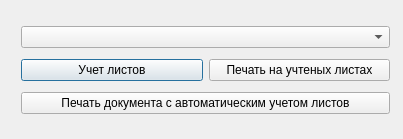
Qt form safeFatPrinter/trunk/ui/startdlg.ui (sobiron236/cupsfilter) before a commit.
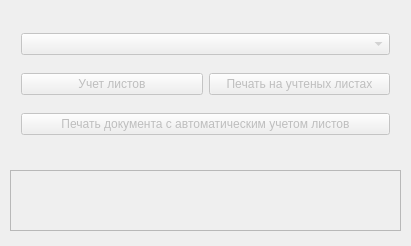
The same form after that commit.

Commit message: Добавил третью кнопку по просьбам трудящихся По идее алгоритм работы такой Учет листов и затем сразу же печать документа, между этими двумя событиями пользователю должно показаться окошко с требованием перевернуть пачку листов и информацией о количестве успешно распечатанных листов (обратных сторон с штампом учета)

What changed in the file:
```diff
--- a/safeFatPrinter/trunk/ui/startdlg.ui
+++ b/safeFatPrinter/trunk/ui/startdlg.ui
@@ -6,8 +6,8 @@
    <rect>
     <x>0</x>
     <y>0</y>
-    <width>403</width>
-    <height>139</height>
+    <width>411</width>
+    <height>246</height>
    </rect>
   </property>
   <property name="windowTitle">
@@ -19,12 +19,15 @@
      <x>10</x>
      <y>10</y>
      <width>391</width>
-     <height>121</height>
+     <height>151</height>
     </rect>
    </property>
    <layout class="QGridLayout" name="gridLayout">
     <item row="3" column="0">
      <widget class="QPushButton" name="markPaperBtn">
+      <property name="enabled">
+       <bool>false</bool>
+      </property>
       <property name="text">
        <string>Учет листов</string>
       </property>
@@ -32,6 +35,9 @@
     </item>
     <item row="3" column="1">
      <widget class="QPushButton" name="printOnMarkPaperBtn">
+      <property name="enabled">
+       <bool>false</bool>
+      </property>
       <property name="text">
        <string>Печать на учтеных листах</string>
       </property>
@@ -39,6 +45,9 @@
     </item>
     <item row="5" column="0" colspan="2">
      <widget class="QPushButton" name="printWithAutoMarkPaperBtn">
+      <property name="enabled">
+       <bool>false</bool>
+      </property>
       <property name="text">
        <string>Печать документа с автоматическим учетом листов</string>
       </property>
@@ -46,6 +55,9 @@
     </item>
     <item row="2" column="0" colspan="2">
      <widget class="QComboBox" name="printerCBox">
+      <property name="enabled">
+       <bool>false</bool>
+      </property>
       <property name="toolTip">
        <string/>
       </property>
@@ -56,6 +68,22 @@
     </item>
    </layout>
   </widget>
+  <widget class="QListWidget" name="logList">
+   <property name="enabled">
+    <bool>false</bool>
+   </property>
+   <property name="geometry">
+    <rect>
+     <x>10</x>
+     <y>170</y>
+     <width>391</width>
+     <height>61</height>
+    </rect>
+   </property>
+   <property name="horizontalScrollBarPolicy">
+    <enum>Qt::ScrollBarAlwaysOff</enum>
+   </property>
+  </widget>
  </widget>
  <layoutdefault spacing="6" margin="11"/>
  <resources/>
```
Left out of the diff: 2 changed lines with no effect on the pictures.
